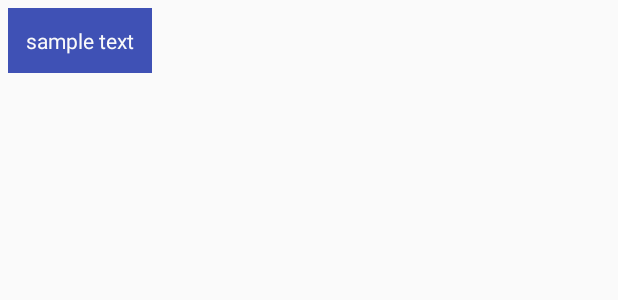
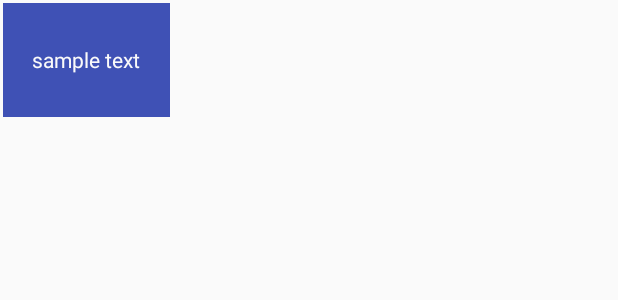
Before and after one commit to startup-squander-tense/droid, an Android app: the layout recyclerview_item.xml on its own in the app's theme, with its tools: preview values and no code run, on a phone screen of 412 x 824 dp. Shown: the top 300 px of the screen. Run offline under Robolectric (Android 15) with nearby library versions, the phone set to English and light mode, and no system bars.

Commit message:
Update layout of buttons; Fix number of columns.

```diff
--- a/PhotoSwipe/app/src/main/java/com/example/android/photoswipe/MainActivity.java
+++ b/PhotoSwipe/app/src/main/java/com/example/android/photoswipe/MainActivity.java
@@ -20,6 +20,7 @@ public class MainActivity extends AppCompatActivity implements LangRecyclerViewA
     ImageView mHeaderImage;
     ArrayList<String> files;
     RecyclerView recyclerView;
+    private final int NUMBER_OF_COLUMNS = 3;
 
     MediaPlayer player;
 
@@ -38,7 +39,7 @@ public class MainActivity extends AppCompatActivity implements LangRecyclerViewA
         files = readAllFilesInAssets("lang");
 
         recyclerView = (RecyclerView) findViewById(R.id.recyclerViewSoundBoard);
-        recyclerView.setLayoutManager(new GridLayoutManager(this, files.size()));
+        recyclerView.setLayoutManager(new GridLayoutManager(this, NUMBER_OF_COLUMNS));
         adapter = new LangRecyclerViewAdapter(this, files);
         adapter.setClickListener(this);
         recyclerView.setAdapter(adapter);
--- a/PhotoSwipe/app/src/main/res/layout/activity_main.xml
+++ b/PhotoSwipe/app/src/main/res/layout/activity_main.xml
@@ -26,7 +26,7 @@
         android:layout_marginBottom="0dp"
         android:layout_marginLeft="0dp"
         android:layout_marginRight="0dp"
-        android:layout_marginTop="8dp"
+        android:layout_marginTop="0dp"
         app:layout_constraintBottom_toBottomOf="parent"
         app:layout_constraintLeft_toLeftOf="parent"
         app:layout_constraintRight_toRightOf="parent"
--- a/PhotoSwipe/app/src/main/res/layout/recyclerview_item.xml
+++ b/PhotoSwipe/app/src/main/res/layout/recyclerview_item.xml
@@ -1,16 +1,16 @@
 <?xml version="1.0" encoding="utf-8"?>
 <LinearLayout xmlns:android="http://schemas.android.com/apk/res/android"
     android:orientation="vertical"
-    android:padding="5dp"
-    android:layout_width="match_parent"
-    android:layout_height="match_parent">
+    android:padding="2dp"
+    android:layout_width="115dp"
+    android:layout_height="80dp">
 
     <TextView
         android:id="@+id/textViewItem"
         android:text="sample text"
         android:textColor="#fafafa"
-        android:layout_width="wrap_content"
-        android:layout_height="wrap_content"
+        android:layout_width="match_parent"
+        android:layout_height="match_parent"
         android:padding="12dp"
         android:gravity="center"
         android:background="@color/colorPrimary"/>
```
Also changed, not shown: 1 other file.
